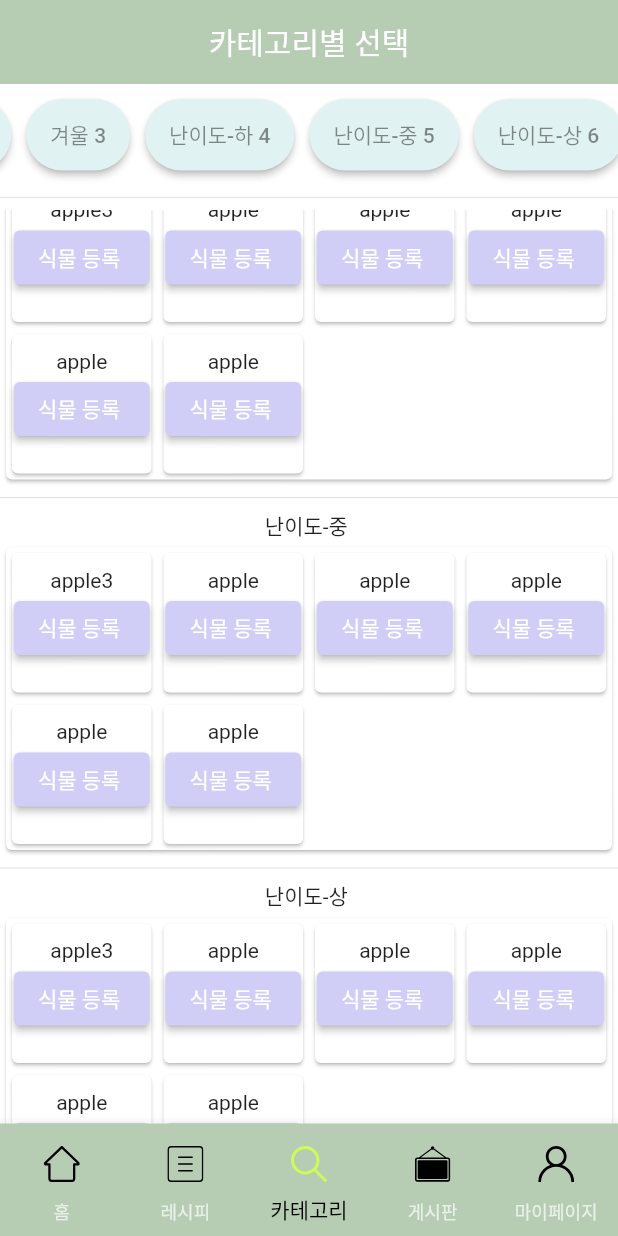
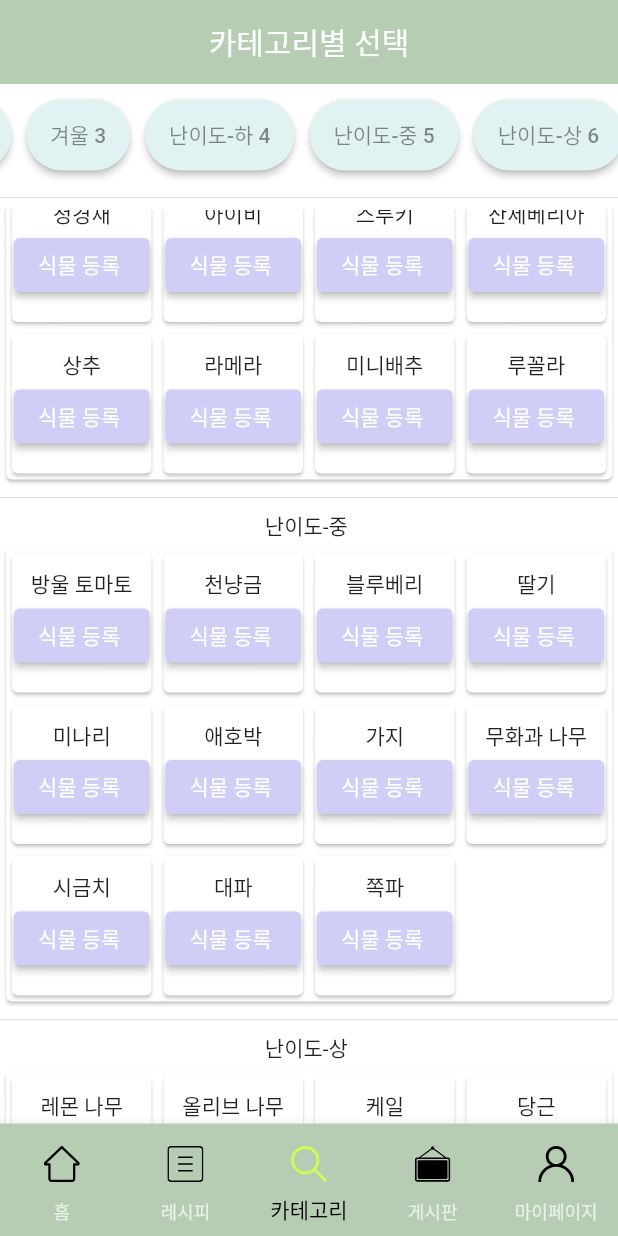
Before and after one commit to zxver1000/Plant_App, a Flutter app: the screen it shows once a user with an empty profile is signed in, item 3 of the bottom bar chosen, scrolled down 1152 dp, on a phone screen of 412 x 824 dp. Run offline on Flutter 3.47's test engine with Material 2 defaults, Android fonts, the phone set to English and light mode, and no system bars; our stand-ins replace cloud_firestore, firebase_auth, firebase_core, flutter_svg, google_fonts, image_picker and 1 more; accounts and stored records are empty; statements that could not run were skipped.

Commit message:
category changed / 식물 등록 페이지 / 디자인 change / mypage /

```diff
--- a/lib/screens/category_2/plant_lists.dart
+++ b/lib/screens/category_2/plant_lists.dart
@@ -24,8 +24,8 @@ List<Plant> plant_list3 = [
   Plant("딸기", "실외", "중", "식용", 4),
   Plant("케일", "실내", "상", "식용", 3),
   Plant("라메라", "실내", "하", "관상용", 7),
-  Plant("미니배추", "실외", "중", "식용", 3),
-  Plant("루꼴라", "실내", "중", "식용", 4),
+  Plant("미니배추", "실외", "하", "식용", 3),
+  Plant("루꼴라", "실내", "하", "식용", 4),
   Plant("상추", "실내", "중", "식용", 2),
 
 
@@ -47,78 +47,98 @@ List<Plant> plant_list4 = [
 ];
 
 List<Plant> plant_list5 = [
-  Plant("apple3", "실외", "중", "관상용", 5),
-  Plant("apple", "실외", "중", "관상용", 5),
-  Plant("apple", "실외", "중", "관상용", 5),
-  Plant("apple", "실외", "중", "관상용", 5),
-  Plant("apple", "실외", "중", "관상용", 5),
-  Plant("apple", "실외", "중", "관상용", 5),
+  Plant("청경채", "실내", "하", "식용", 2),
+  Plant("아이비","실내","하","관상용", 3),
+  Plant("스투키", "실내", "하","관상용", 5),
+  Plant("산세베리아", "실내", "하", "관상용", 5),
+  Plant("상추", "실내", "하", "식용", 3),
+  Plant("라메라", "실내", "하", "관상용", 7),
+  Plant("미니배추", "실외", "하", "식용", 3),
+  Plant("루꼴라", "실내", "하", "식용", 4),
 
 
 ];
 
 List<Plant> plant_list6 = [
-  Plant("apple3", "실외", "중", "관상용", 5),
-  Plant("apple", "실외", "중", "관상용", 5),
-  Plant("apple", "실외", "중", "관상용", 5),
-  Plant("apple", "실외", "중", "관상용", 5),
-  Plant("apple", "실외", "중", "관상용", 5),
-  Plant("apple", "실외", "중", "관상용", 5),
-
+  Plant("방울 토마토","실외","중", "식용", 4),
+  Plant("천냥금", "실내", "중","관상용" ,3),
+  Plant("블루베리", "실내", "중","식용", 5),
+  Plant("딸기", "실외", "중", "식용", 4),
+  Plant("미나리", "실외", "중", "식용", 2),
+  Plant("애호박", "실외", "중", "식용", 3),
+  Plant("가지", "실외", "중", "식용", 3),
+  Plant("무화과 나무", "실내", "중", "식용", 4),
+  Plant("시금치", "실외", "중", "식용", 3),
+  Plant("대파", "실외", "중", "식용", 3),
+  Plant("쪽파", "실외", "중", "식용", 2),
 
 ];
 
 List<Plant> plant_list7 = [
-  Plant("apple3", "실외", "중", "관상용", 5),
-  Plant("apple", "실외", "중", "관상용", 5),
-  Plant("apple", "실외", "중", "관상용", 5),
-  Plant("apple", "실외", "중", "관상용", 5),
-  Plant("apple", "실외", "중", "관상용", 5),
-  Plant("apple", "실외", "중", "관상용", 5),
-
+  Plant("레몬 나무", "실외","상","식용", 5),
+  Plant("올리브 나무","실외", "상","식용", 5),
+  Plant("케일", "실내", "상", "식용", 3),
+  Plant("당근", "실외", "상", "식용", 3),
 
 ];
 
 
 List<Plant> plant_list8 = [
-  Plant("apple3", "실외", "중", "관상용", 5),
-  Plant("apple", "실외", "중", "관상용", 5),
-  Plant("apple", "실외", "중", "관상용", 5),
-  Plant("apple", "실외", "중", "관상용", 5),
-  Plant("apple", "실외", "중", "관상용", 5),
-  Plant("apple", "실외", "중", "관상용", 5),
+  Plant("천냥금", "실내", "중","관상용" ,3),
+  Plant("블루베리", "실내", "중","식용", 5),
+  Plant("케일", "실내", "상", "식용", 3),
+  Plant("청경채", "실내", "하", "식용", 2),
+  Plant("상추", "실내", "하", "식용", 3),
+  Plant("고무나무", "실내", "중", "관상용", 4),
+  Plant("스파티필룸","실내","하","관상용" ,3),
+  Plant("아이비", "실내", "하", "관상용", 2),
+  Plant("스투키", "실내", "하","관상용", 5),
+  Plant("루꼴라", "실내", "하", "식용", 4),
 
 
 ];
 
 List<Plant> plant_list9 = [
-  Plant("apple3", "실외", "중", "관상용", 5),
-  Plant("apple", "실외", "중", "관상용", 5),
-  Plant("apple", "실외", "중", "관상용", 5),
-  Plant("apple", "실외", "중", "관상용", 5),
-  Plant("apple", "실외", "중", "관상용", 5),
-  Plant("apple", "실외", "중", "관상용", 5),
+  Plant("레몬 나무", "실외","상","식용", 5),
+  Plant("올리브 나무","실외", "상","식용", 5),
+  Plant("시금치", "실외", "중", "식용", 3),
+  Plant("대파", "실외", "중", "식용", 3),
+  Plant("쪽파", "실외", "중", "식용", 2),
+  Plant("딸기", "실외", "중", "식용", 4),
+  Plant("미나리", "실외", "중", "식용", 2),
+  Plant("애호박", "실외", "중", "식용", 3),
+  Plant("가지", "실외", "중", "식용", 3),
+  Plant("오이", "실외", "중", "식용", 2),
+  Plant("미니배추", "실외", "하", "식용", 3),
+  Plant("참외", "실외", "하", "식용", 3),
 
 
 ];
 
 List<Plant> plant_list10 = [
-  Plant("apple3", "실외", "중", "관상용", 5),
-  Plant("apple", "실외", "중", "관상용", 5),
-  Plant("apple", "실외", "중", "관상용", 5),
-  Plant("apple", "실외", "중", "관상용", 5),
-  Plant("apple", "실외", "중", "관상용", 5),
-  Plant("apple", "실외", "중", "관상용", 5),
+  Plant("산세베리아", "실내", "하", "관상용", 5),
+  Plant("고무나무", "실내", "중", "관상용", 4),
+  Plant("라메라", "실내", "하", "관상용", 7),
+  Plant("스파티필룸","실내","하","관상용" ,3),
+  Plant("아이비", "실내", "하", "관상용", 2),
+  Plant("스투키", "실내", "하","관상용", 5),
+  Plant("아이비", "실내", "하", "관상용", 2),
 
+  Plant("천냥금", "실내", "하","관상용", 5),
 ];
 
 List<Plant> plant_list11 = [
-  Plant("apple3", "실외", "중", "관상용", 5),
-  Plant("apple", "실외", "중", "관상용", 5),
-  Plant("apple", "실외", "중", "관상용", 5),
-  Plant("apple", "실외", "중", "관상용", 5),
-  Plant("apple", "실외", "중", "관상용", 5),
-  Plant("apple", "실외", "중", "관상용", 5),
-
-
+  Plant("미나리", "실외", "중", "식용", 2),
+  Plant("청경채", "실내", "하", "식용", 2),
+  Plant("애호박", "실외", "중", "식용", 3),
+  Plant("오이", "실외", "중", "식용", 2),
+  Plant("상추", "실내", "하", "식용", 3),
+  Plant("가지", "실외", "중", "식용", 3),
+  Plant("시금치", "실외", "중", "식용", 3),
+  Plant("대파", "실외", "중", "식용", 3),
+  Plant("쪽파", "실외", "중", "식용", 2),
+  Plant("당근", "실외", "상", "식용",3),
+  Plant("딸기", "실외", "중", "식용", 4),
+  Plant("케일", "실내", "상", "식용", 3),
+  Plant("블루베리", "실내", "중","식용", 5),
 ];
```
